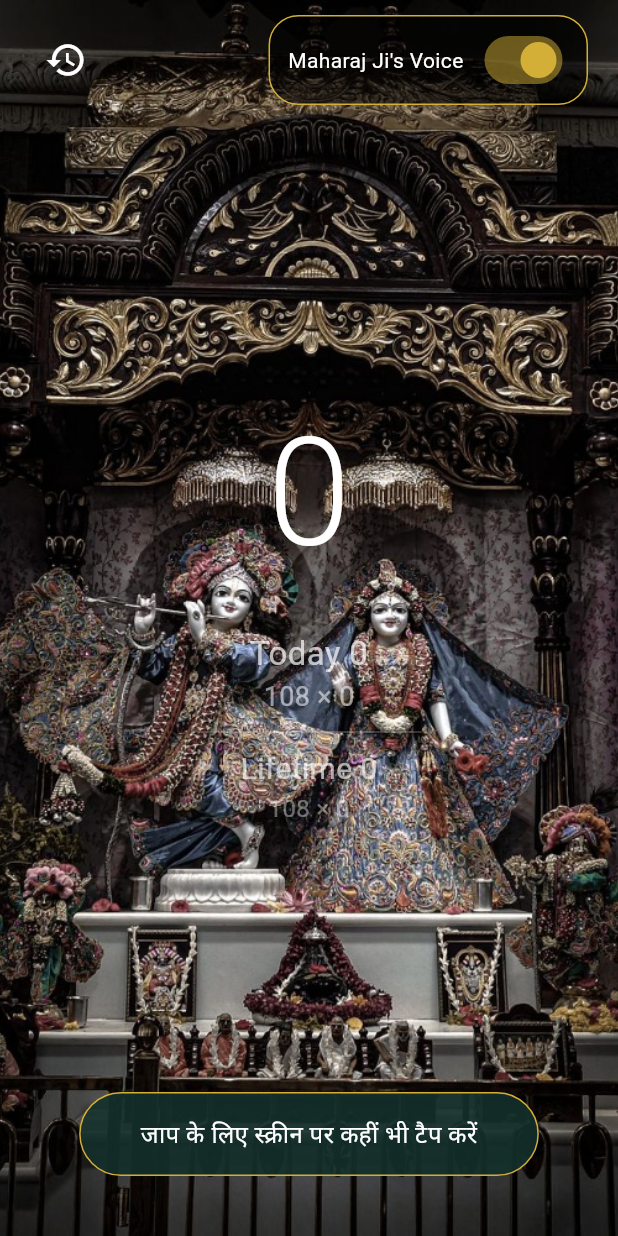
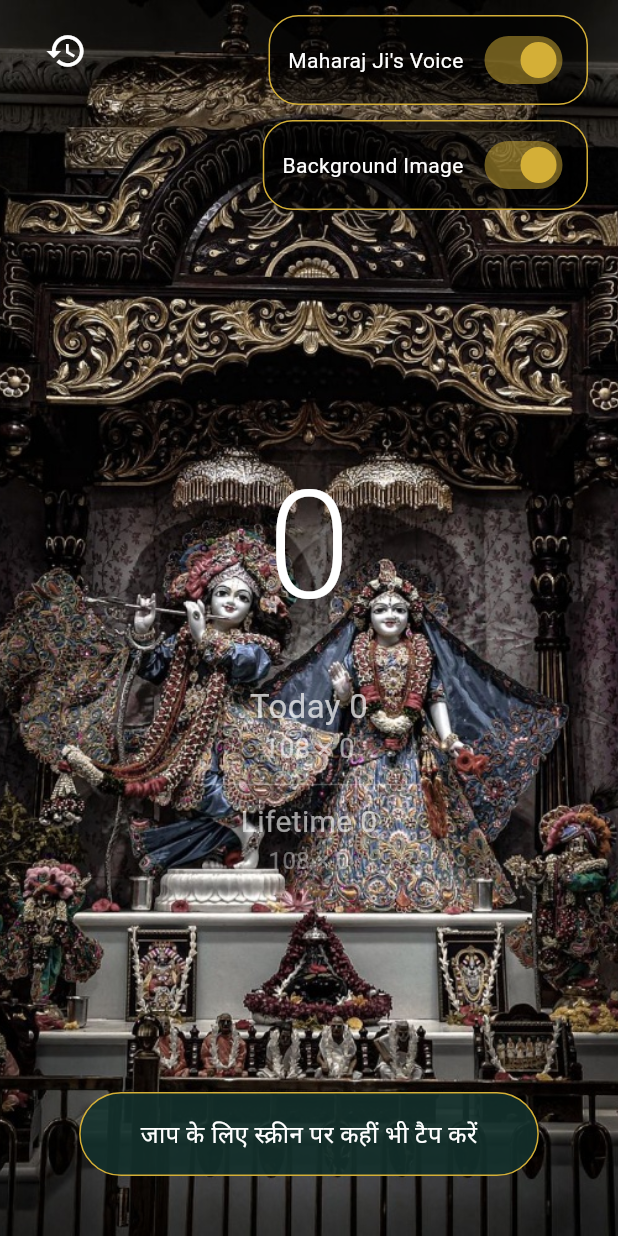
Before and after one commit to krutipeepre/Raadha_Gift, a Flutter app: the screen it shows after launch, on a phone screen of 412 x 824 dp. Run offline on Flutter 3.47's test engine with Material 3 defaults, Android fonts, the phone set to English and light mode, and no system bars; our stand-ins replace audioplayers, shared_preferences.

Commit message:
modified:   lib/main.dart

```diff
--- a/lib/main.dart
+++ b/lib/main.dart
@@ -72,6 +72,7 @@ class _JaapScreenState extends State<JaapScreen> {
   Map<String, int> _historyData = {};
 
   bool _isAudioEnabled = true;
+  bool _isImageBackgroundEnabled = true; // Naya Background Theme state
   bool _isProcessingTap = false;
   final AudioPlayer _audioPlayer = AudioPlayer();
 
@@ -108,7 +109,12 @@ class _JaapScreenState extends State<JaapScreen> {
       _lifetimeTotal = prefs.getInt('lifetime') ?? 0;
       _lastDate = prefs.getString('lastDate') ?? todayStr;
 
-      // History data load karna
+      // Load switch preferences
+      _isAudioEnabled = prefs.getBool('isAudioEnabled') ?? true;
+      _isImageBackgroundEnabled =
+          prefs.getBool('isImageBackgroundEnabled') ?? true;
+
+      // History data load
       String historyJson = prefs.getString('historyData') ?? '{}';
       Map<String, dynamic> decoded = jsonDecode(historyJson);
       _historyData = decoded.map((key, value) => MapEntry(key, value as int));
@@ -129,6 +135,10 @@ class _JaapScreenState extends State<JaapScreen> {
     prefs.setInt('lifetime', _lifetimeTotal);
     prefs.setInt('today', _todayTotal);
     prefs.setString('lastDate', _lastDate);
+
+    // Save switch preferences
+    prefs.setBool('isAudioEnabled', _isAudioEnabled);
+    prefs.setBool('isImageBackgroundEnabled', _isImageBackgroundEnabled);
 
     _historyData[_lastDate] = _todayTotal;
     prefs.setString('historyData', jsonEncode(_historyData));
@@ -187,18 +197,27 @@ class _JaapScreenState extends State<JaapScreen> {
     int lifetimeRounds = _lifetimeTotal ~/ 108;
 
     return Scaffold(
+      backgroundColor: Colors.black, // Default dark background
       body: Stack(
         children: [
+          // Background UI: Conditional Background Image
           Container(
             width: double.infinity,
             height: double.infinity,
-            decoration: const BoxDecoration(
+            decoration: _isImageBackgroundEnabled
+                ? const BoxDecoration(
                     image: DecorationImage(
                       image: AssetImage('assets/main_bg.jpg'),
                       fit: BoxFit.cover,
                     ),
+                  )
+                : const BoxDecoration(
+                    color: Color(
+                        0xFF0A0A0A), // Ekdum deep dark blackish grey theme
                   ),
           ),
+
+          // Tap Area Overlay
           GestureDetector(
             behavior: HitTestBehavior.opaque,
             onTap: _handleTap,
@@ -206,12 +225,13 @@ class _JaapScreenState extends State<JaapScreen> {
               child: Column(
                 mainAxisAlignment: MainAxisAlignment.spaceBetween,
                 children: [
-                  // Top Bar: History Button & Audio Toggle
+                  // Top Bar: History Button & Switches
                   Padding(
                     padding: const EdgeInsets.symmetric(
                         horizontal: 20.0, vertical: 10.0),
                     child: Row(
                       mainAxisAlignment: MainAxisAlignment.spaceBetween,
+                      crossAxisAlignment: CrossAxisAlignment.start,
                       children: [
                         // History Button
                         IconButton(
@@ -228,6 +248,10 @@ class _JaapScreenState extends State<JaapScreen> {
                           },
                         ),
 
+                        // Switches Column (Voice and Theme)
+                        Column(
+                          crossAxisAlignment: CrossAxisAlignment.end,
+                          children: [
                             // Audio Toggle
                             Container(
                               padding: const EdgeInsets.symmetric(
@@ -253,6 +277,41 @@ class _JaapScreenState extends State<JaapScreen> {
                                       setState(() {
                                         _isAudioEnabled = value;
                                       });
+                                      _saveData();
+                                    },
+                                  ),
+                                ],
+                              ),
+                            ),
+
+                            const SizedBox(height: 10),
+
+                            // Background Toggle
+                            Container(
+                              padding: const EdgeInsets.symmetric(
+                                  horizontal: 12, vertical: 5),
+                              decoration: BoxDecoration(
+                                color: Colors.black.withOpacity(0.6),
+                                borderRadius: BorderRadius.circular(20),
+                                border: Border.all(
+                                    color: const Color(0xFFD4AF37), width: 1),
+                              ),
+                              child: Row(
+                                children: [
+                                  const Text(
+                                    "Background Image",
+                                    style: TextStyle(
+                                        color: Colors.white, fontSize: 14),
+                                  ),
+                                  const SizedBox(width: 10),
+                                  Switch(
+                                    value: _isImageBackgroundEnabled,
+                                    activeColor: const Color(0xFFD4AF37),
+                                    onChanged: (value) {
+                                      setState(() {
+                                        _isImageBackgroundEnabled = value;
+                                      });
+                                      _saveData();
                                     },
                                   ),
                                 ],
@@ -260,8 +319,11 @@ class _JaapScreenState extends State<JaapScreen> {
                             ),
                           ],
                         ),
+                      ],
+                    ),
                   ),
 
+                  // Middle Data Area
                   Column(
                     children: [
                       Text(
@@ -326,14 +388,12 @@ class _JaapScreenState extends State<JaapScreen> {
   }
 }
 
-// Naya History Screen (Screenshot Design based)
 class HistoryScreen extends StatelessWidget {
   final Map<String, int> historyData;
   const HistoryScreen({super.key, required this.historyData});
 
   @override
   Widget build(BuildContext context) {
-    // Latest date sabse upar dikhane ke liye reverse kiya hai
     List<String> dates = historyData.keys.toList().reversed.toList();
 
     return Scaffold(
@@ -351,7 +411,6 @@ class HistoryScreen extends StatelessWidget {
           String date = dates[index];
           int count = historyData[date] ?? 0;
 
-          // Agar kisi din 0 tap kiya hai toh wo hide rahega
           if (count == 0) return const SizedBox.shrink();
 
           int rounds = count ~/ 108;
```
Lines whose indentation alone changed are shown as unchanged.
